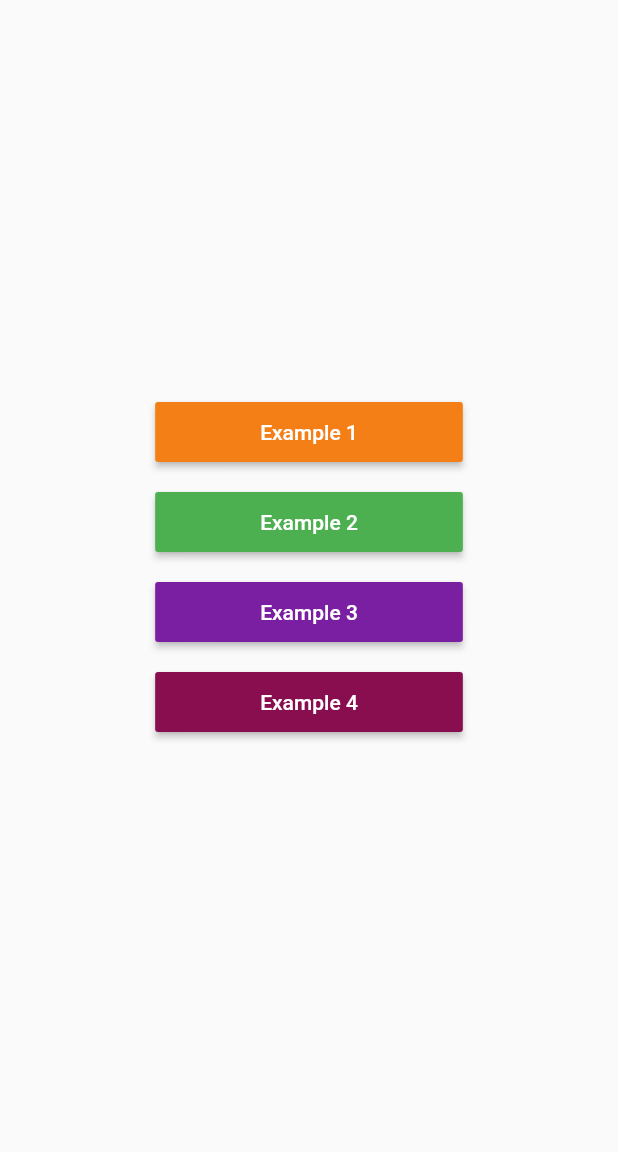
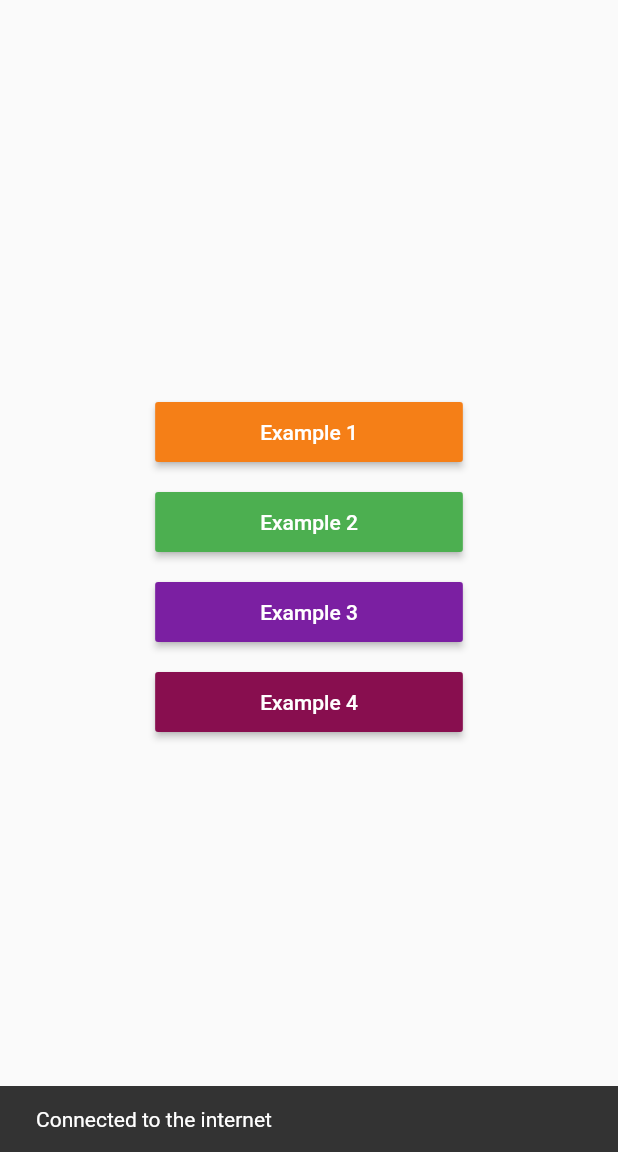
Before and after one commit to techwithsam/flutter_webview, a Flutter app: the first screen one second after launch, on a phone screen of 412 x 824 dp, the part 84-1236 px from its top. Run offline on Flutter 3.47's test engine with Material 2 defaults, Android fonts, the phone set to English and light mode, and no system bars; our stand-ins replace connectivity; missing offline and left inert: flutter_inappwebview, flutter_webview_plugin.

```diff
--- a/lib/homepage.dart
+++ b/lib/homepage.dart
@@ -1,4 +1,7 @@
 import 'package:flutter/material.dart';
+import 'package:flutter_inappwebview/flutter_inappwebview.dart';
+import 'package:full_webview/check_internet.dart';
+import 'package:full_webview/webview/example4.dart';
 import 'webview/example1.dart';
 import 'webview/example2.dart';
 import 'webview/example3.dart';
@@ -11,10 +14,57 @@ class HomePage extends StatefulWidget {
 }
 
 class _HomePageState extends State<HomePage> {
+  var _scaffoldKey = GlobalKey<ScaffoldState>();
   final WebExampleThree inAppBrowser = WebExampleThree();
+  final WebExampleFour inAppChrome = WebExampleFour(WebExampleThree());
+
+  int checkInt = 0;
+
+  @override
+  void initState() {
+    super.initState();
+    Future<int> a = CheckInternet().checkInternetConnection();
+    a.then((value) {
+      if (value == 0) {
+        setState(() {
+          checkInt = 0;
+        });
+        print('No internet connect');
+        _scaffoldKey.currentState.showSnackBar(SnackBar(
+          content: Text('No internet connection!'),
+        ));
+      } else {
+        setState(() {
+          checkInt = 1;
+        });
+        print('Internet connected');
+        _scaffoldKey.currentState.showSnackBar(SnackBar(
+          content: Text('Connected to the internet'),
+        ));
+      }
+    });
+    inAppChrome.addMenuItem(ChromeSafariBrowserMenuItem(
+      id: 1,
+      label: 'Example 1',
+      action: (title, url) {
+        print(title);
+        print(url);
+      },
+    ));
+    inAppChrome.addMenuItem(ChromeSafariBrowserMenuItem(
+      id: 2,
+      label: 'Example 2',
+      action: (title, url) {
+        print(title);
+        print(url);
+      },
+    ));
+  }
+
   @override
   Widget build(BuildContext context) {
     return Scaffold(
+      key: _scaffoldKey,
       appBar: AppBar(
         title: Text('Flutter Webview Tutorial'),
         centerTitle: true,
@@ -63,7 +113,17 @@ class _HomePageState extends State<HomePage> {
               ),
               SizedBox(height: 12),
               MaterialButton(
-                onPressed: () {},
+                onPressed: () {
+                  checkInt == 1
+                      ? inAppChrome.open(
+                          url: 'https://obounce.net',
+                          options: ChromeSafariBrowserClassOptions(
+                              android: AndroidChromeCustomTabsOptions(),
+                              ios: IOSSafariOptions()))
+                      : _scaffoldKey.currentState.showSnackBar(SnackBar(
+                          content: Text('No internet connection!'),
+                        ));
+                },
                 child: Text(
                   'Example 4',
                   style: TextStyle(color: Colors.white),
--- /dev/null
+++ b/lib/webview/example4.dart
@@ -0,0 +1,14 @@
+import 'package:flutter_inappwebview/flutter_inappwebview.dart';
+
+class WebExampleFour extends ChromeSafariBrowser {
+  WebExampleFour(browserFallback) : super(bFallback: browserFallback);
+
+  @override
+  void onOpened() {}
+
+  @override
+  void onCompletedInitialLoad() {}
+
+  @override
+  void onClosed() {}
+}
--- a/pubspec.yaml
+++ b/pubspec.yaml
@@ -30,6 +30,7 @@ dependencies:
   cupertino_icons: ^1.0.1
   flutter_webview_plugin:
   flutter_inappwebview:
+  connectivity:
 
 dev_dependencies:
   flutter_test:
```
Also changed, not shown: lib/check_internet.dart (added, +16 -0 lines), pubspec.lock.
